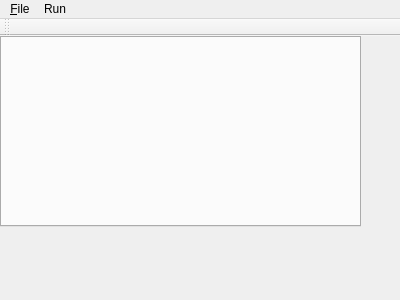
Qt form SJTUFlow/SJTUFlow/codingwidget.ui (SatanWoo/SJTUFlow) before a commit.
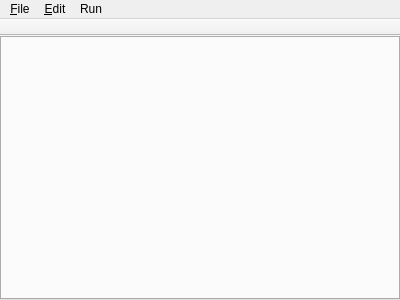
The same form after that commit. Icons and pictures are not drawn.

The edit to the form file:
```diff
--- a/SJTUFlow/SJTUFlow/codingwidget.ui
+++ b/SJTUFlow/SJTUFlow/codingwidget.ui
@@ -13,23 +13,37 @@
   <property name="windowTitle">
    <string>CodingWidget</string>
   </property>
+  <property name="styleSheet">
+   <string notr="true"/>
+  </property>
   <widget class="QWidget" name="centralWidget">
-   <widget class="QTabWidget" name="tabWidget">
-    <property name="geometry">
-     <rect>
-      <x>0</x>
-      <y>0</y>
-      <width>361</width>
-      <height>191</height>
-     </rect>
+   <layout class="QVBoxLayout" name="verticalLayout">
+    <property name="spacing">
+     <number>0</number>
     </property>
-    <property name="styleSheet">
-     <string notr="true"/>
+    <property name="leftMargin">
+     <number>0</number>
     </property>
-    <property name="tabsClosable">
-     <bool>true</bool>
+    <property name="topMargin">
+     <number>0</number>
     </property>
-   </widget>
+    <property name="rightMargin">
+     <number>0</number>
+    </property>
+    <property name="bottomMargin">
+     <number>0</number>
+    </property>
+    <item>
+     <widget class="QTabWidget" name="tabWidget">
+      <property name="styleSheet">
+       <string notr="true"/>
+      </property>
+      <property name="tabsClosable">
+       <bool>true</bool>
+      </property>
+     </widget>
+    </item>
+   </layout>
   </widget>
   <widget class="QMenuBar" name="menuBar">
    <property name="geometry">
@@ -59,10 +73,36 @@
     </property>
     <addaction name="actionRunModule"/>
    </widget>
+   <widget class="QMenu" name="menuEdit">
+    <property name="title">
+     <string>&amp;Edit</string>
+    </property>
+    <addaction name="actionUndo"/>
+    <addaction name="actionRedo"/>
+    <addaction name="separator"/>
+    <addaction name="actionCut"/>
+    <addaction name="actionCopy"/>
+    <addaction name="actionPaste"/>
+    <addaction name="actionDelete"/>
+    <addaction name="actionSelectAll"/>
+   </widget>
    <addaction name="menuFile"/>
+   <addaction name="menuEdit"/>
    <addaction name="menuRun"/>
   </widget>
   <widget class="QToolBar" name="toolBar">
+   <property name="movable">
+    <bool>false</bool>
+   </property>
+   <property name="iconSize">
+    <size>
+     <width>16</width>
+     <height>16</height>
+    </size>
+   </property>
+   <property name="floatable">
+    <bool>false</bool>
+   </property>
    <attribute name="toolBarArea">
     <enum>TopToolBarArea</enum>
    </attribute>
```
Left out of the diff: 112 changed lines with no effect on the pictures.
